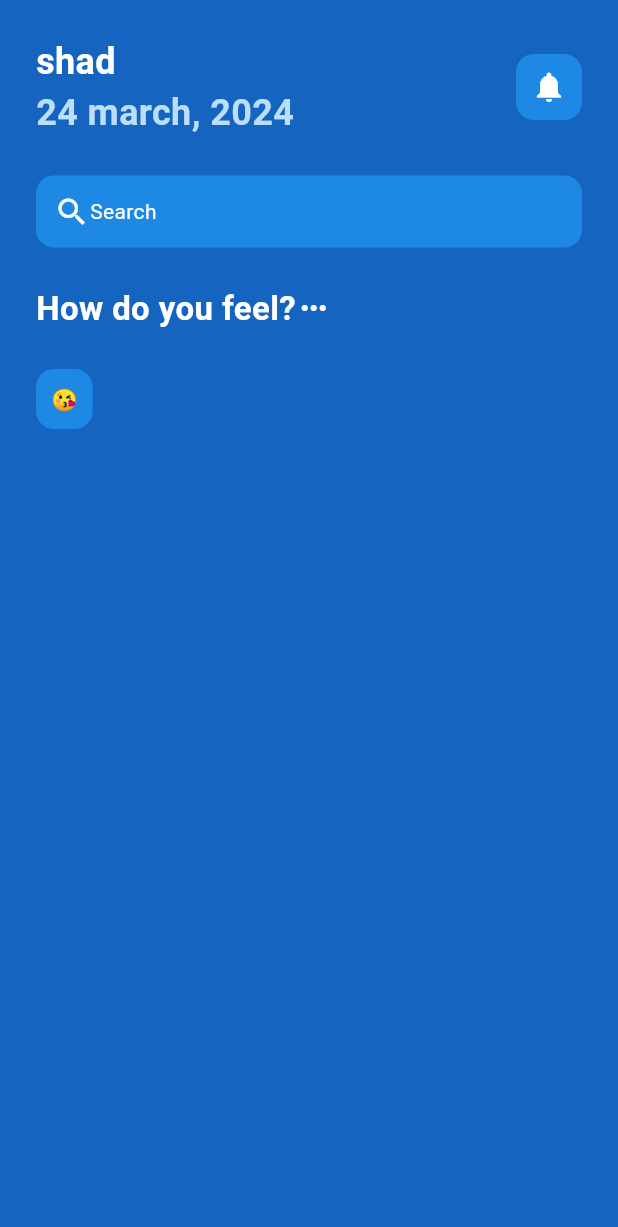
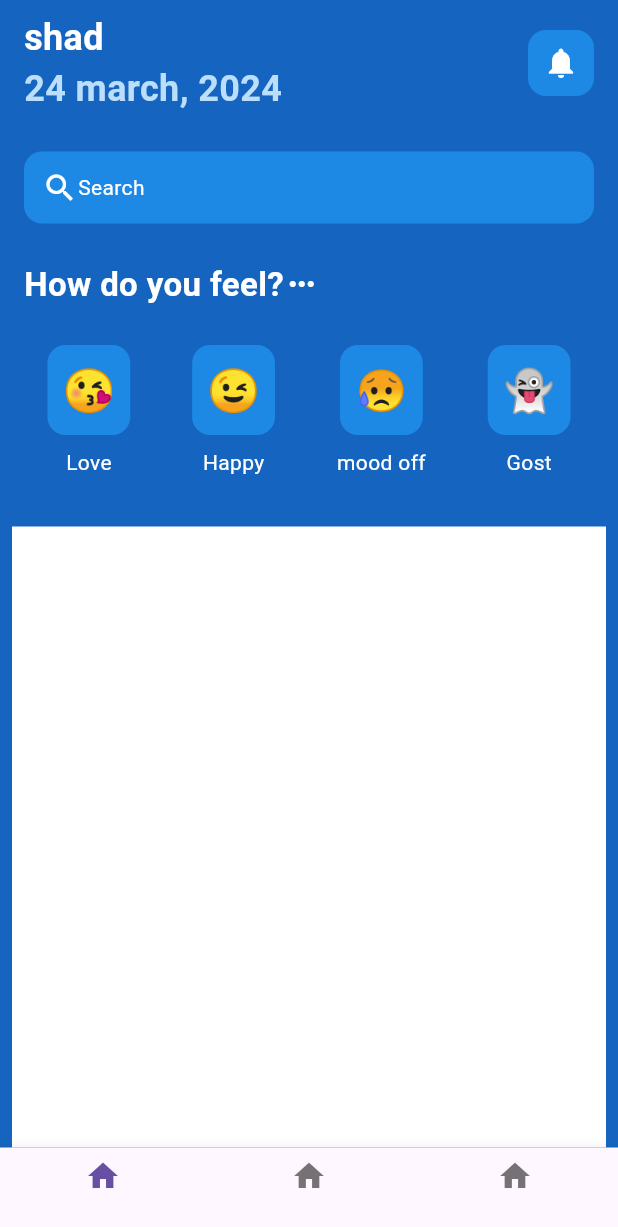
Before and after one commit to Shadislam1/dribble_ui, a Flutter app: the screen it shows after launch, on a phone screen of 412 x 824 dp. Shown: the top 1227 px of the screen. Run offline on Flutter 3.47's test engine with Material 3 defaults, Android fonts, the phone set to English and light mode, and no system bars.

Commit message:
emotion section complate

```diff
--- a/lib/pages/home_page.dart
+++ b/lib/pages/home_page.dart
@@ -14,13 +14,22 @@ class _HomePageState extends State<HomePage> {
   Widget build(BuildContext context) {
     return Scaffold(
       backgroundColor: Colors.blue[800],
+      bottomNavigationBar: BottomNavigationBar(items: [
+      BottomNavigationBarItem(icon:Icon(Icons.home),label: ''),
+      BottomNavigationBarItem(icon:Icon(Icons.home),label: ''),
+      BottomNavigationBarItem(icon:Icon(Icons.home),label: ''),
+      ]),
       body: SafeArea(
         child: Padding(
-          padding: const EdgeInsets.all(24.0),
+          padding: const EdgeInsets.symmetric(horizontal:8.0),
           child: Column(
 
             children: [
               //greeting row
+             Padding(
+               padding: const EdgeInsets.all(8.0),
+               child: Column(
+                children: [
                    Row(
                   mainAxisAlignment: MainAxisAlignment.spaceBetween,
                   children: [
@@ -119,11 +128,100 @@ class _HomePageState extends State<HomePage> {
                  SizedBox(height: 25,),
                 //4 different faces
                Row(
+                mainAxisAlignment: MainAxisAlignment.spaceEvenly,
                 children: [
-                EmotionFace(),
+                  Column(
+                    children: [
+                      EmotionFace(
+                        emotionFace: '😘',
+
+                        ),
+                        SizedBox(height:8),
+                        Text(
+                      'Love',
+                      style: TextStyle(
+                        color: Colors.white,
+                      ),
+                      ),
+
+
                     ],
+                  ),
+
+                  SizedBox(width: 10,),
+                  //fine
+
+                   Column(
+                    children: [
+                      EmotionFace(
+                        emotionFace: '😉',
+
+                        ),
+                        SizedBox(height:8),
+                        Text(
+                      'Happy',
+                      style: TextStyle(
+                        color: Colors.white,
+                      ),
+                      ),
+
+
+                    ],
+                  ),
+
+
+
+                   SizedBox(width: 10,),
+
+                  // bad
+                   Column(
+                    children: [
+                      EmotionFace(
+                        emotionFace: '😥',
+
+                        ),
+                        SizedBox(height:8),
+                        Text(
+                      'mood off',
+                      style: TextStyle(
+                        color: Colors.white,
+                      ),
+                      ),
+
+
+                    ],
+                  ),
+                  SizedBox(width: 10,),
+                  //excelent
+
+                   Column(
+                    children: [
+                      EmotionFace(
+                        emotionFace: '👻',
+
+                        ),
+                        SizedBox(height:8),
+                        Text(
+                      'Gost',
+                      style: TextStyle(
+                        color: Colors.white,
+                      ),
+                      ),
+
+
+                    ],
+                  ),
+                ],
+                ),
+                ],
+               ),
+             ),
+             SizedBox(height: 25,),
+          Expanded(
+            child: Container(
+              color: Colors.white,
+            ),
           )
-
             ],
           ),
         ),
--- a/lib/utility/emotion_face.dart
+++ b/lib/utility/emotion_face.dart
@@ -2,7 +2,10 @@
 import 'package:flutter/material.dart';
 
 class EmotionFace extends StatelessWidget {
-  const EmotionFace({super.key});
+  final String  emotionFace;
+  const EmotionFace({
+    super.key, required this.emotionFace,
+  });
 
   @override
   Widget build(BuildContext context) {
@@ -14,7 +17,16 @@ class EmotionFace extends StatelessWidget {
                     ),
                     child: Padding(
                       padding: const EdgeInsets.all(10.0),
-                      child:Text('😘')
+                      child:Center(
+                        child: Text(
+                          emotionFace,
+                          style: TextStyle(
+                            fontSize: 28,
+                          ),
+
+                          ),
+
+                          ),
                     ),
                   );
   }
```
Lines whose indentation alone changed are shown as unchanged.
